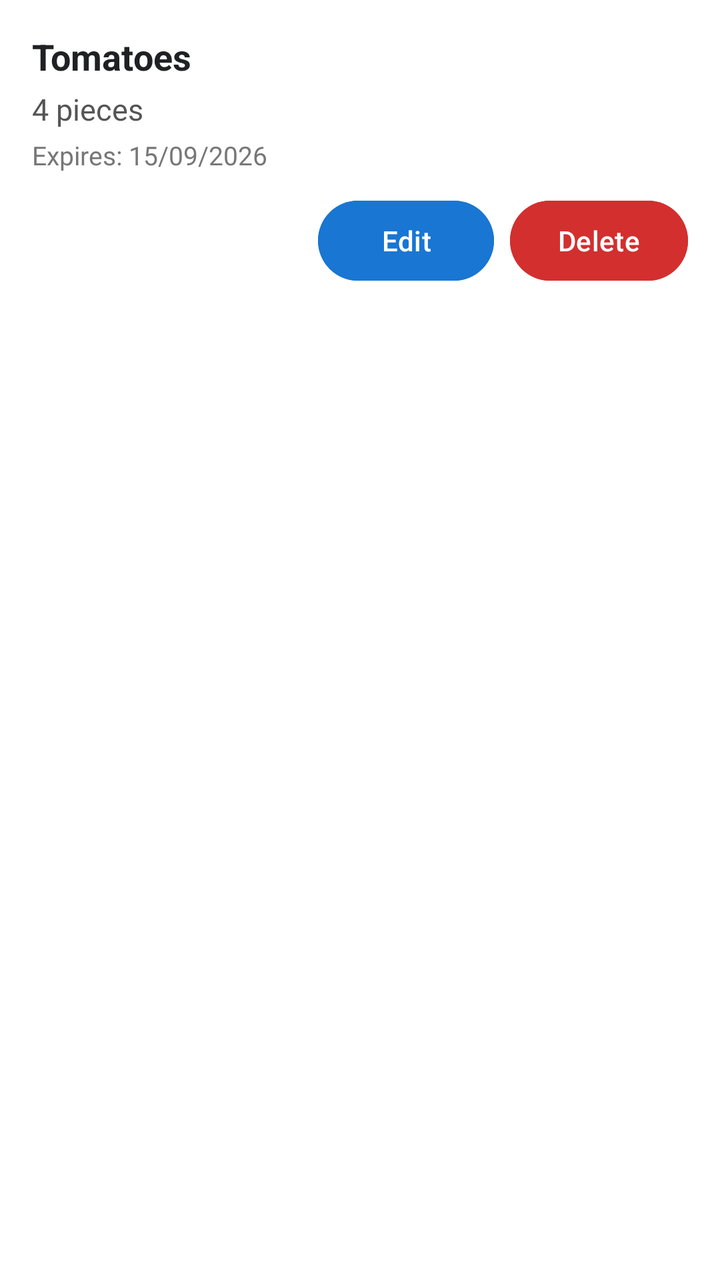
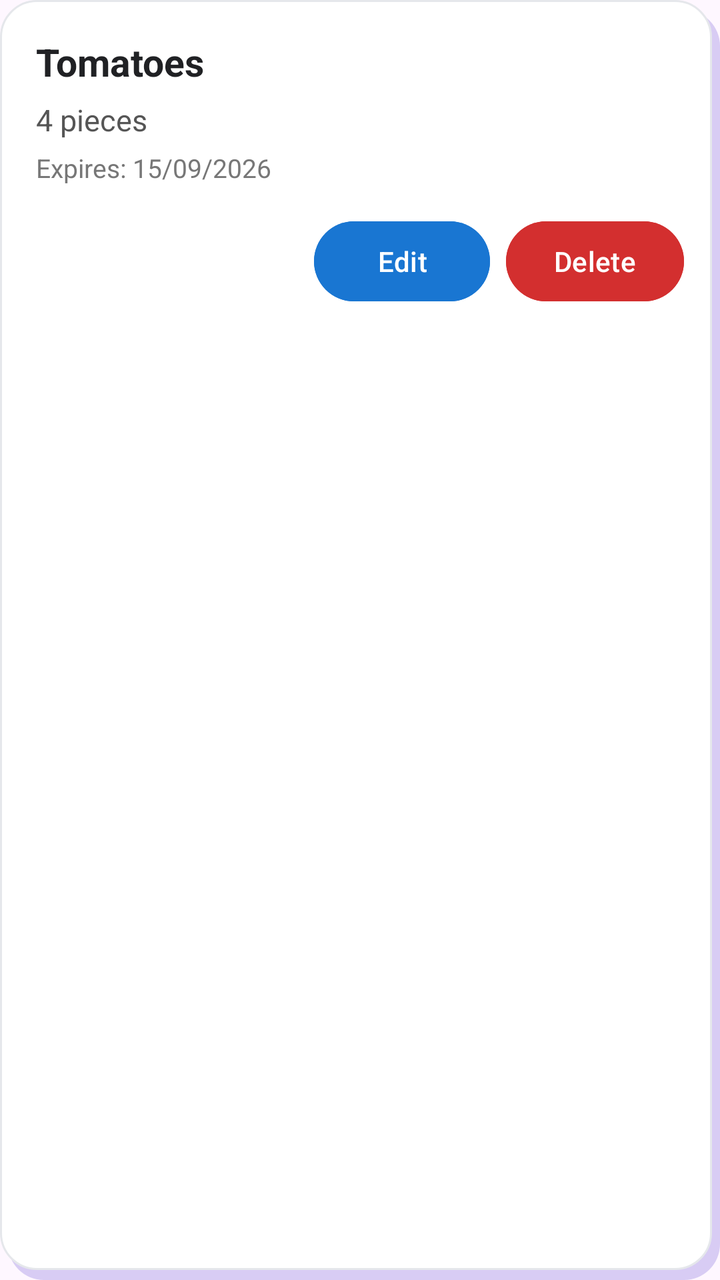

Compare the two renders of this Android layout. The source of the first and the diff that turns it into the second are given below.
<!-- AndroidManifest.xml: application theme Theme.SmartPantryManager -->
<!-- res/layout/item_pantry.xml -->
<?xml version="1.0" encoding="utf-8"?>
<LinearLayout xmlns:android="http://schemas.android.com/apk/res/android"
    android:layout_width="match_parent"
    android:layout_height="wrap_content"
    android:orientation="vertical"
    android:padding="16dp"
    android:layout_marginBottom="10dp"
    android:background="#FFFFFF">

    
    <TextView
        android:id="@+id/tvIngredientName"
        android:layout_width="match_parent"
        android:layout_height="wrap_content"
        android:text="Tomatoes"
        android:textSize="18sp"
        android:textStyle="bold"
        android:textColor="#202124" />

    
    <TextView
        android:id="@+id/tvQuantity"
        android:layout_width="match_parent"
        android:layout_height="wrap_content"
        android:layout_marginTop="4dp"
        android:text="4 pieces"
        android:textSize="15sp"
        android:textColor="#555555" />

    
    <TextView
        android:id="@+id/tvExpiryDate"
        android:layout_width="match_parent"
        android:layout_height="wrap_content"
        android:layout_marginTop="4dp"
        android:text="Expires: 15/09/2026"
        android:textSize="13sp"
        android:textColor="#777777" />

    
    <LinearLayout
        android:layout_width="match_parent"
        android:layout_height="wrap_content"
        android:orientation="horizontal"
        android:gravity="end"
        android:layout_marginTop="10dp">

        
        <Button
            android:id="@+id/btnEdit"
            android:layout_width="wrap_content"
            android:layout_height="wrap_content"
            android:text="Edit"
            android:textAllCaps="false"
            android:textColor="@color/button_text_white"
            android:backgroundTint="@color/edit_blue" />

        
        <Button
            android:id="@+id/btnDelete"
            android:layout_width="wrap_content"
            android:layout_height="wrap_content"
            android:layout_marginStart="8dp"
            android:text="Delete"
            android:textAllCaps="false"
            android:textColor="@color/button_text_white"
            android:backgroundTint="@color/delete_red" />

    </LinearLayout>

</LinearLayout>
<!-- resources referenced by this layout -->
<resources>
  <color name="button_text_white">#FFFFFF</color>
  <color name="delete_red">#D32F2F</color>
  <color name="edit_blue">#1976D2</color>
  <style name="Theme.SmartPantryManager" parent="Base.Theme.SmartPantryManager" />
  <style name="Base.Theme.SmartPantryManager" parent="Theme.Material3.DayNight.NoActionBar">
          
          
      </style>
</resources>

<!-- the commit's change to res/layout/item_pantry.xml (unified diff, before → after) -->
@@ -3,9 +3,11 @@
     android:layout_width="match_parent"
     android:layout_height="wrap_content"
     android:orientation="vertical"
-    android:padding="16dp"
-    android:layout_marginBottom="10dp"
-    android:background="#FFFFFF">
+    android:padding="18dp"
+    android:layout_marginStart="4dp"
+    android:layout_marginEnd="4dp"
+    android:layout_marginBottom="12dp"
+    android:background="@drawable/pantry_card_background">
 
     
     <TextView
@@ -13,7 +15,7 @@
         android:layout_width="match_parent"
         android:layout_height="wrap_content"
         android:text="Tomatoes"
-        android:textSize="18sp"
+        android:textSize="19sp"
         android:textStyle="bold"
         android:textColor="#202124" />
 
@@ -22,7 +24,7 @@
         android:id="@+id/tvQuantity"
         android:layout_width="match_parent"
         android:layout_height="wrap_content"
-        android:layout_marginTop="4dp"
+        android:layout_marginTop="6dp"
         android:text="4 pieces"
         android:textSize="15sp"
         android:textColor="#555555" />
@@ -32,7 +34,7 @@
         android:id="@+id/tvExpiryDate"
         android:layout_width="match_parent"
         android:layout_height="wrap_content"
-        android:layout_marginTop="4dp"
+        android:layout_marginTop="5dp"
         android:text="Expires: 15/09/2026"
         android:textSize="13sp"
         android:textColor="#777777" />
@@ -43,7 +45,7 @@
         android:layout_height="wrap_content"
         android:orientation="horizontal"
         android:gravity="end"
-        android:layout_marginTop="10dp">
+        android:layout_marginTop="14dp">
 
         
         <Button
<!-- resource entries referenced after the edit -->
@@ -3,6 +3,50 @@
   <color name="button_text_white">#FFFFFF</color>
   <color name="delete_red">#D32F2F</color>
   <color name="edit_blue">#1976D2</color>
+  <!-- drawable pantry_card_background (drawable) -->
+  <?xml version="1.0" encoding="utf-8"?>
+  <layer-list xmlns:android="http://schemas.android.com/apk/res/android">
+  
+      
+      <item
+          android:left="4dp"
+          android:top="5dp">
+  
+          <shape android:shape="rectangle">
+  
+              
+              <solid android:color="#D8CCF4" />
+  
+              <corners android:radius="18dp" />
+  
+          </shape>
+  
+      </item>
+  
+  
+      
+      <item
+          android:right="4dp"
+          android:bottom="5dp">
+  
+          <shape android:shape="rectangle">
+  
+              
+              <solid android:color="#FFFFFF" />
+  
+              
+              <stroke
+                  android:width="1dp"
+                  android:color="#E5E7EB" />
+  
+              
+              <corners android:radius="18dp" />
+  
+          </shape>
+  
+      </item>
+  
+  </layer-list>
   <style name="Theme.SmartPantryManager" parent="Base.Theme.SmartPantryManager" />
   <style name="Base.Theme.SmartPantryManager" parent="Theme.Material3.DayNight.NoActionBar">
           
